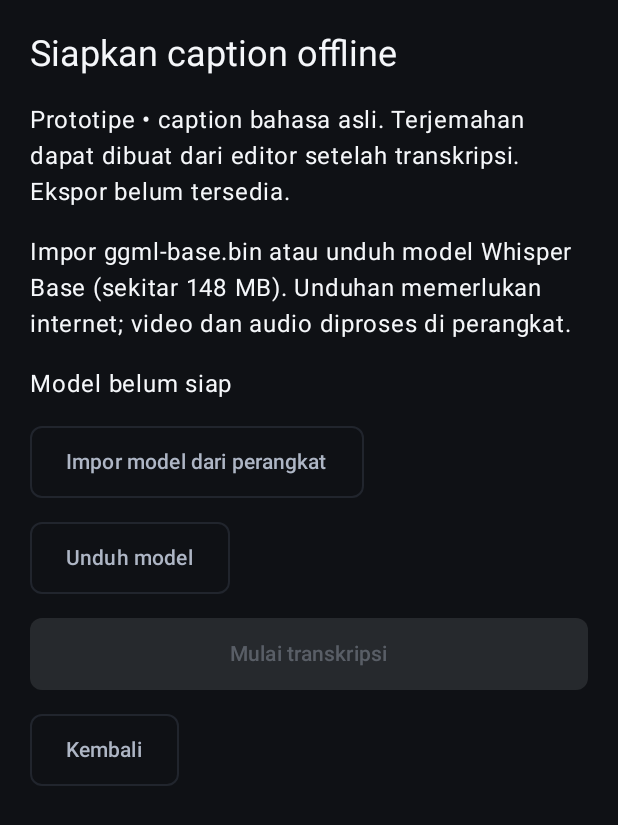
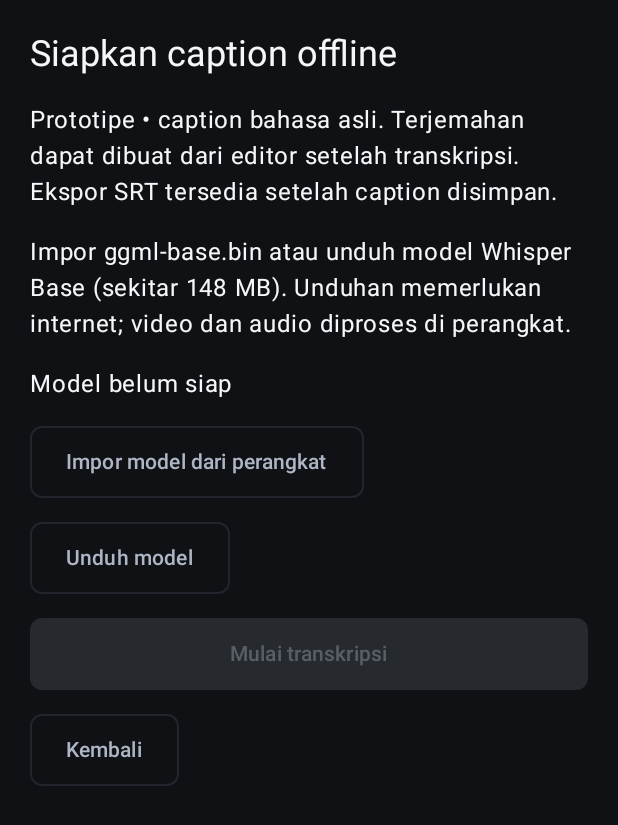
Before and after one commit to ferdilpu-sudo/Subloka, an Android app built with Jetpack Compose: the composable ModelSetupScreen called with empty values, on a phone screen of 412 x 824 dp. Shown: the top 825 px of the screen. Run offline under Robolectric (Android 15) with nearby library versions, the light colour scheme and no system bars.

Commit message:
docs(export): align model setup and agent handoff with SRT availability

```diff
--- a/feature/projects/src/main/java/app/subloka/feature/projects/ModelSetupScreen.kt
+++ b/feature/projects/src/main/java/app/subloka/feature/projects/ModelSetupScreen.kt
@@ -19,7 +19,7 @@ fun ModelSetupScreen(
 ) {
     Column(modifier.fillMaxSize().verticalScroll(rememberScrollState()).padding(20.dp), verticalArrangement = Arrangement.spacedBy(16.dp)) {
         Text("Siapkan caption offline", style = MaterialTheme.typography.headlineSmall)
-        Text("Prototipe • caption bahasa asli. Terjemahan dapat dibuat dari editor setelah transkripsi. Ekspor belum tersedia.")
+        Text("Prototipe • caption bahasa asli. Terjemahan dapat dibuat dari editor setelah transkripsi. Ekspor SRT tersedia setelah caption disimpan.")
         Text("Impor ggml-base.bin atau unduh model Whisper Base (sekitar 148 MB). Unduhan memerlukan internet; video dan audio diproses di perangkat.")
         Text(if (ready) "✓ Model terverifikasi dan siap" else "Model belum siap")
         if (busy) LinearProgressIndicator(modifier = Modifier.fillMaxWidth())
```
Also changed, not shown: 2 other files.
